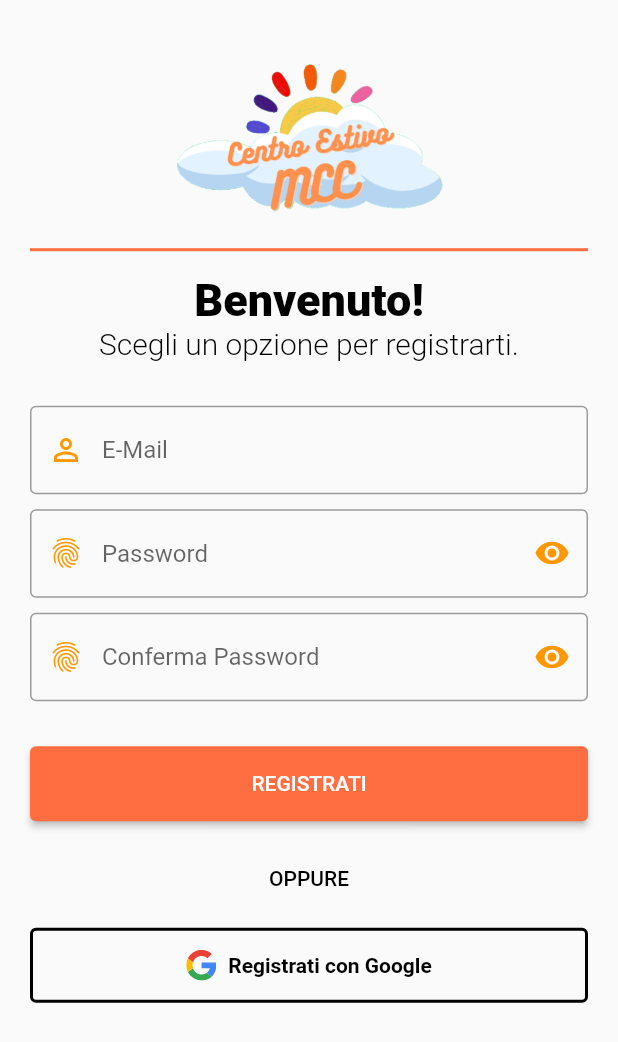
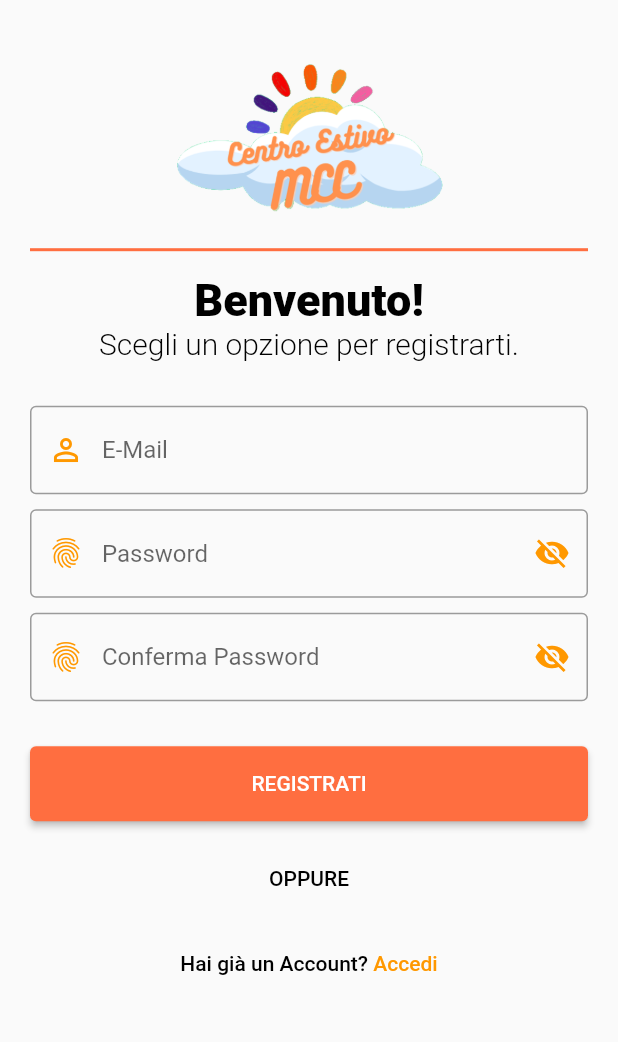
Before and after one commit to matteobollo/mcc_app, a Flutter app: the SignUpScreenView screen opened by its route, on a phone screen of 412 x 824 dp. Shown: the top 1042 px of the screen. Run offline on Flutter 3.47's test engine with Material 2 defaults, Android fonts, the phone set to English and light mode, and no system bars; our stand-ins replace firebase_auth, firebase_core, flutter_svg, google_sign_in, stacked, stacked_services and 1 more; accounts and stored records are empty; network calls fail.

Commit message:
Login e Registrati con oscura password

```diff
--- a/mcc/lib/app/app.dart
+++ b/mcc/lib/app/app.dart
@@ -1,7 +1,6 @@
 import 'package:mcc/ui/bottom_sheets/notice/notice_sheet.dart';
 import 'package:mcc/ui/dialogs/info_alert/info_alert_dialog.dart';
 import 'package:mcc/ui/views/home/home_view.dart';
-import 'package:mcc/ui/views/startup/startup_view.dart';
 import 'package:stacked/stacked_annotations.dart';
 import 'package:stacked_services/stacked_services.dart';
 // @stacked-import
@@ -9,7 +8,6 @@ import 'package:stacked_services/stacked_services.dart';
 @StackedApp(
   routes: [
     MaterialRoute(page: HomeView),
-    MaterialRoute(page: StartupView),
     // @stacked-route
   ],
   dependencies: [
--- a/mcc/lib/app/app.router.dart
+++ b/mcc/lib/app/app.router.dart
@@ -9,7 +9,6 @@ import 'package:flutter/material.dart' as _i4;
 import 'package:flutter/material.dart';
 import 'package:mcc/ui/views/login/loginscreen_view.dart' as _i6;
 import 'package:mcc/ui/views/home/home_view.dart' as _i2;
-import 'package:mcc/ui/views/startup/startup_view.dart' as _i3;
 import 'package:stacked/stacked.dart' as _i1;
 import 'package:stacked_services/stacked_services.dart' as _i5;
 import '../ui/views/signup/signupscreen_view.dart' as _i7;
@@ -36,10 +35,6 @@ class StackedRouter extends _i1.RouterBase {
       page: _i2.HomeView,
     ),
     _i1.RouteDef(
-      Routes.startupView,
-      page: _i3.StartupView,
-    ),
-    _i1.RouteDef(
       Routes.LoginScreenView,
       page: _i6.LoginScreenView,
     ),
@@ -53,12 +48,6 @@ class StackedRouter extends _i1.RouterBase {
     _i2.HomeView: (data) {
       return _i4.MaterialPageRoute<dynamic>(
         builder: (context) => const _i2.HomeView(),
-        settings: data,
-      );
-    },
-    _i3.StartupView: (data) {
-      return _i4.MaterialPageRoute<dynamic>(
-        builder: (context) => const _i3.StartupView(),
         settings: data,
       );
     },
--- a/mcc/lib/ui/views/home/home_viewmodel.dart
+++ b/mcc/lib/ui/views/home/home_viewmodel.dart
@@ -1,8 +1,10 @@
 import 'package:firebase_auth/firebase_auth.dart';
 import 'package:stacked/stacked.dart';
+import '../login/loginscreen_viewmodel.dart';
 
 class HomeViewModel extends BaseViewModel {
-  void logOut(){
-    FirebaseAuth.instance.signOut();
+  Future<void> logOut() async{
+    await FirebaseAuth.instance.signOut();
+    await googleSI.signOut();
   }
 }
--- a/mcc/lib/ui/views/login/loginfooter_widget.dart
+++ b/mcc/lib/ui/views/login/loginfooter_widget.dart
@@ -27,7 +27,7 @@ class LoginFooter extends StatelessWidget {
           height: 50,
           width: double.infinity,
           child: OutlinedButton.icon(
-            onPressed: () {},
+            onPressed: () => viewModel.GoogleLogIn(),
             style: OutlinedButton.styleFrom(
                 side: const BorderSide(width: 2, color: Colors.black)
             ),
--- a/mcc/lib/ui/views/signup/signupfooter_widget.dart
+++ b/mcc/lib/ui/views/signup/signupfooter_widget.dart
@@ -3,6 +3,8 @@ import 'package:flutter/material.dart';
 import 'package:flutter_svg/svg.dart';
 import 'package:mcc/ui/views/signup/signupscreen_viewmodel.dart';
 import 'package:stacked/stacked.dart';
+
+import '../login/loginscreen_view.dart';
 
 class SignUpFooter extends StatelessWidget {
   const SignUpFooter({
@@ -15,32 +17,37 @@ class SignUpFooter extends StatelessWidget {
     return Column(
       crossAxisAlignment: CrossAxisAlignment.center,
       children: [
-        const Text(
-          'OPPURE',
-          style: TextStyle(
-              fontWeight: FontWeight.w500,
-              color: Colors.black
+        Center(
+          child: const Text(
+            'OPPURE',
+            style: TextStyle(
+                fontWeight: FontWeight.w500,
+                color: Colors.black
+            ),
           ),
         ),
         const SizedBox(height: 25),
-        SizedBox(
-          height: 50,
-          width: double.infinity,
-          child: OutlinedButton.icon(
-            onPressed: () {},
-            style: OutlinedButton.styleFrom(
-                side: const BorderSide(width: 2, color: Colors.black)
-            ),
-            icon: SvgPicture.asset('assets/images/logoGoogle.svg', width: 20),
-            label: const Text(
-              'Registrati con Google',
-              style: TextStyle(
-                  fontWeight: FontWeight.w600,
-                  color: Colors.black
-              ),
-            ),
-          ),
-        ),
+        TextButton(
+            onPressed: viewModel.returnToLogin,
+            child: Text.rich(
+                TextSpan(
+                    text: 'Hai già un Account? ',
+                    style: const TextStyle(
+                      fontWeight: FontWeight.w500,
+                      color: Colors.black,
+                    ),
+                    children: [
+                      TextSpan(
+                          text: 'Accedi',
+                          style: const TextStyle(
+                              fontWeight: FontWeight.w500,
+                              color: Colors.orange
+                          )
+                      )
+                    ]
+                )
+            )
+        )
       ],
     );
   }
--- a/mcc/lib/ui/views/signup/signupform_widget.dart
+++ b/mcc/lib/ui/views/signup/signupform_widget.dart
@@ -1,6 +1,8 @@
 import 'package:flutter/material.dart';
 import 'package:mcc/ui/views/signup/signupscreen_viewmodel.dart';
 import 'package:stacked/stacked.dart';
+final TextEditingController passwordControllerR = TextEditingController();
+final TextEditingController passwordconfirmControllerR = TextEditingController();
 
 class SignUpForm extends StatelessWidget {
   const SignUpForm({super.key,});
@@ -9,8 +11,8 @@ class SignUpForm extends StatelessWidget {
   Widget build(BuildContext context) {
     SignUpScreenViewModel viewModel = getParentViewModel(context);
     final TextEditingController emailController = TextEditingController();
-    final TextEditingController passwordController = TextEditingController();
-    final TextEditingController passwordconfirmController = TextEditingController();
+    passwordconfirmControllerR.text = viewModel.getPasswordC;
+    passwordControllerR.text = viewModel.getPassword;
     return Form(
         child: Container(
           padding: const EdgeInsets.symmetric(vertical: 30),
@@ -22,6 +24,11 @@ class SignUpForm extends StatelessWidget {
                 controller: emailController,
                 cursorColor: Colors.orange,
                 decoration: const InputDecoration(
+                    focusedBorder: OutlineInputBorder(
+                        borderSide: BorderSide(
+                            color: Colors.orange
+                        )
+                    ),
                     prefixIcon: Icon(Icons.person_outline_outlined, color: Colors.orange,),
                     hintText: 'E-Mail',
                     border: OutlineInputBorder(
@@ -31,31 +38,41 @@ class SignUpForm extends StatelessWidget {
               ),
               const SizedBox(height: 10),
               TextFormField(
-                controller: passwordController,
+                controller: passwordControllerR,
                 cursorColor: Colors.orange,
-                obscureText: true,
+                obscureText: viewModel.getSeePassword,
                 decoration: InputDecoration(
+                    focusedBorder: const OutlineInputBorder(
+                        borderSide: BorderSide(
+                            color: Colors.orange
+                        )
+                    ),
                     prefixIcon: const Icon(Icons.fingerprint, color: Colors.orange,),
                     hintText: 'Password',
                     border: const OutlineInputBorder(),
                     suffixIcon: IconButton(
-                        onPressed: null,
-                        icon: true ? const Icon(Icons.visibility, color: Colors.orange,) : const Icon(Icons.visibility_off, color: Colors.orange,)
+                        onPressed: viewModel.setSeePassword,
+                        icon: viewModel.getSeePassword ? const Icon(Icons.visibility, color: Colors.orange,) : Icon(Icons.visibility_off, color: Colors.orange,)
                     )
                 ),
               ),
               const SizedBox(height: 10),
               TextFormField(
-                controller: passwordconfirmController,
+                controller: passwordconfirmControllerR,
                 cursorColor: Colors.orange,
-                obscureText: true,
+                obscureText: viewModel.getSeePasswordC,
                 decoration: InputDecoration(
+                    focusedBorder: const OutlineInputBorder(
+                        borderSide: BorderSide(
+                            color: Colors.orange
+                        )
+                    ),
                     prefixIcon: const Icon(Icons.fingerprint, color: Colors.orange,),
                     hintText: 'Conferma Password',
                     border: const OutlineInputBorder(),
                     suffixIcon: IconButton(
-                        onPressed: null,
-                        icon: true ? const Icon(Icons.visibility, color: Colors.orange,) : const Icon(Icons.visibility_off, color: Colors.orange,)
+                        onPressed: viewModel.setSeePasswordC,
+                        icon: viewModel.getSeePasswordC ? const Icon(Icons.visibility, color: Colors.orange,) : Icon(Icons.visibility_off, color: Colors.orange,)
                     )
                 ),
               ),
@@ -65,7 +82,7 @@ class SignUpForm extends StatelessWidget {
                 width: double.infinity,
                 child: ElevatedButton(
                     onPressed: () {
-                      viewModel.signUp(emailController.text, passwordController.text, passwordconfirmController.text, context);
+                      viewModel.signUp(emailController.text, passwordControllerR.text, passwordconfirmControllerR.text, context);
                     },
                     style: const ButtonStyle(
                       backgroundColor: MaterialStatePropertyAll(Colors.deepOrangeAccent),
--- a/mcc/lib/ui/views/signup/signupscreen_viewmodel.dart
+++ b/mcc/lib/ui/views/signup/signupscreen_viewmodel.dart
@@ -1,21 +1,20 @@
 import 'package:firebase_auth/firebase_auth.dart';
 import 'package:flutter/material.dart';
 import 'package:mcc/app/app.router.dart';
-import 'package:mcc/authentication_service.dart';
+import 'package:mcc/ui/views/signup/signupform_widget.dart';
 import 'package:stacked/stacked.dart';
 import 'package:stacked_services/stacked_services.dart';
 import '../../../app/app.locator.dart';
 
 class SignUpScreenViewModel extends BaseViewModel{
   final _navigationService = locator<NavigationService>();
+  bool seePassword = false;
+  bool seePasswordC = false;
+  String password = '';
+  String passwordC = '';
 
   Future signUp(String email, String password, String confirmPassword, BuildContext context) async{
-    showDialog(
-        context: context,
-        builder: (context) => Center(child: CircularProgressIndicator())
-    );
-
-    if (password == confirmPassword) {
+    if (password == confirmPassword && email != null && password != null) {
       try{
         var user = await FirebaseAuth.instance.createUserWithEmailAndPassword(email: email.trim(), password: password.trim());
         print(user);
@@ -25,4 +24,28 @@ class SignUpScreenViewModel extends BaseViewModel{
       }
     }
   }
+
+  void returnToLogin(){
+    _navigationService.replaceWithLoginScreen();
+  }
+
+  bool get getSeePassword => seePassword;
+
+  bool get getSeePasswordC => seePasswordC;
+
+  String get getPassword => password;
+
+  String get getPasswordC => passwordC;
+
+  void setSeePassword(){
+    password = passwordControllerR.text;
+    seePassword = !seePassword;
+    rebuildUi();
+  }
+
+  void setSeePasswordC(){
+    passwordC = passwordconfirmControllerR.text;
+    seePasswordC = !seePasswordC;
+    rebuildUi();
+  }
 }
--- a/mcc/lib/ui/views/startup/startup_view.dart
+++ /dev/null
@@ -1,57 +0,0 @@
-import 'package:flutter/material.dart';
-import 'package:flutter/scheduler.dart';
-import 'package:stacked/stacked.dart';
-import 'package:mcc/ui/common/ui_helpers.dart';
-
-import 'startup_viewmodel.dart';
-
-class StartupView extends StackedView<StartupViewModel> {
-  const StartupView({Key? key}) : super(key: key);
-
-  @override
-  Widget builder(
-    BuildContext context,
-    StartupViewModel viewModel,
-    Widget? child,
-  ) {
-    return Scaffold(
-      body: Center(
-        child: Column(
-          mainAxisSize: MainAxisSize.min,
-          children: [
-            const Text(
-              'MCC',
-              style: TextStyle(
-                color: Colors.black,
-                fontSize: 40,
-                fontWeight: FontWeight.w900,
-              ),
-            ),
-            Padding(
-              padding: const EdgeInsets.only(top: 20.0),
-              child: Row(
-                mainAxisSize: MainAxisSize.min,
-                children: const [
-                  SizedBox(
-                    width: 20,
-                    height: 20,
-                    child: CircularProgressIndicator(
-                      color: Colors.deepOrangeAccent,
-                      strokeWidth: 3,
-                    ),
-                  )
-                ],
-              ),
-            ),
-          ],
-        ),
-      ),
-    );
-  }
-
-  @override
-  StartupViewModel viewModelBuilder(BuildContext context,) => StartupViewModel();
-
-  @override
-  void onViewModelReady(StartupViewModel viewModel) => SchedulerBinding.instance.addPostFrameCallback((timeStamp) => viewModel.runStartupLogic());
-}
--- a/mcc/pubspec.yaml
+++ b/mcc/pubspec.yaml
@@ -41,6 +41,7 @@ dependencies:
   flutter_svg: ^2.0.5
   flutter_launcher_icons: ^0.13.1
   firebase_auth: ^4.4.2
+  google_sign_in: ^6.1.0
 
 dev_dependencies:
   flutter_test:
```
Also changed, not shown: mcc/lib/ui/views/login/loginform_widget.dart (+14 -3 lines), mcc/lib/ui/views/login/loginscreen_viewmodel.dart (+19 -7 lines), mcc/lib/ui/views/startup/startup_viewmodel.dart (deleted, +0 -13 lines), mcc/pubspec.lock.
